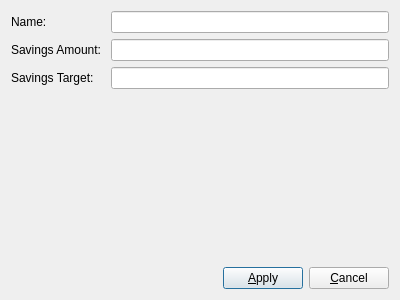
Before: the Qt Designer form src/gui/ui/static/moneybox_settings_dialog.ui in PythBuster/savings_manager_gui, drawn with Qt 5.
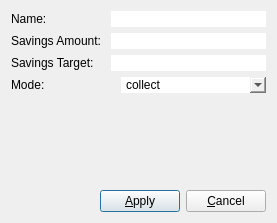
After: the same form once the commit is applied.

Diff of the .ui file:
```diff
--- a/src/gui/ui/static/moneybox_settings_dialog.ui
+++ b/src/gui/ui/static/moneybox_settings_dialog.ui
@@ -6,8 +6,8 @@
    <rect>
     <x>0</x>
     <y>0</y>
-    <width>400</width>
-    <height>300</height>
+    <width>277</width>
+    <height>223</height>
    </rect>
   </property>
   <property name="windowTitle">
@@ -15,7 +15,31 @@
   </property>
   <layout class="QVBoxLayout" name="verticalLayout">
    <item>
-    <layout class="QFormLayout" name="formLayout">
+    <widget class="QFrame" name="frame_general_settings">
+     <property name="styleSheet">
+      <string notr="true">border: 0px;</string>
+     </property>
+     <property name="frameShape">
+      <enum>QFrame::Shape::StyledPanel</enum>
+     </property>
+     <property name="frameShadow">
+      <enum>QFrame::Shadow::Raised</enum>
+     </property>
+     <layout class="QVBoxLayout" name="verticalLayout_2">
+      <property name="leftMargin">
+       <number>0</number>
+      </property>
+      <property name="topMargin">
+       <number>0</number>
+      </property>
+      <property name="rightMargin">
+       <number>0</number>
+      </property>
+      <property name="bottomMargin">
+       <number>0</number>
+      </property>
+      <item>
+       <layout class="QFormLayout" name="formLayout_general_settings">
      <property name="bottomMargin">
       <number>0</number>
      </property>
@@ -36,6 +60,9 @@
        </property>
       </widget>
      </item>
+        <item row="1" column="1">
+         <widget class="QLineEdit" name="lineEdit_savings_amount"/>
+        </item>
      <item row="2" column="0">
       <widget class="QLabel" name="label_3">
        <property name="text">
@@ -43,13 +70,82 @@
        </property>
       </widget>
      </item>
-     <item row="1" column="1">
-      <widget class="QLineEdit" name="lineEdit_savings_amount"/>
-     </item>
      <item row="2" column="1">
       <widget class="QLineEdit" name="lineEdit_savings_target"/>
      </item>
     </layout>
+      </item>
+     </layout>
+    </widget>
+   </item>
+   <item>
+    <widget class="QFrame" name="frame_overflow_moneybox_settings">
+     <property name="styleSheet">
+      <string notr="true">border: 0px;</string>
+     </property>
+     <property name="frameShape">
+      <enum>QFrame::Shape::StyledPanel</enum>
+     </property>
+     <property name="frameShadow">
+      <enum>QFrame::Shadow::Raised</enum>
+     </property>
+     <layout class="QVBoxLayout" name="verticalLayout_3">
+      <property name="leftMargin">
+       <number>0</number>
+      </property>
+      <property name="topMargin">
+       <number>0</number>
+      </property>
+      <property name="rightMargin">
+       <number>0</number>
+      </property>
+      <property name="bottomMargin">
+       <number>0</number>
+      </property>
+      <item>
+       <layout class="QFormLayout" name="formLayout">
+        <property name="labelAlignment">
+         <set>Qt::AlignmentFlag::AlignRight|Qt::AlignmentFlag::AlignTrailing|Qt::AlignmentFlag::AlignVCenter</set>
+        </property>
+        <property name="formAlignment">
+         <set>Qt::AlignmentFlag::AlignRight|Qt::AlignmentFlag::AlignTop|Qt::AlignmentFlag::AlignTrailing</set>
+        </property>
+        <item row="0" column="1">
+         <widget class="QComboBox" name="comboBox_modes">
+          <property name="sizePolicy">
+           <sizepolicy hsizetype="Preferred" vsizetype="Fixed">
+            <horstretch>0</horstretch>
+            <verstretch>0</verstretch>
+           </sizepolicy>
+          </property>
+          <item>
+           <property name="text">
+            <string>collect</string>
+           </property>
+          </item>
+          <item>
+           <property name="text">
+            <string>add</string>
+           </property>
+          </item>
+          <item>
+           <property name="text">
+            <string>fill</string>
+           </property>
+          </item>
+         </widget>
+        </item>
+        <item row="0" column="0">
+         <widget class="QLabel" name="label_4">
+          <property name="text">
+           <string>Mode:                     </string>
+          </property>
+         </widget>
+        </item>
+       </layout>
+      </item>
+     </layout>
+    </widget>
    </item>
    <item>
     <spacer name="verticalSpacer">
```
Lines whose indentation alone changed are shown as unchanged.
